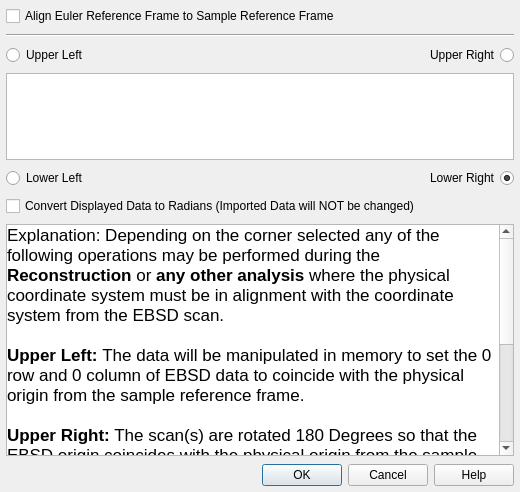
Above: Source/FilterWidgets/IOFiltersWidgets/QEbsdReferenceFrameDialog.ui from BlueQuartzSoftware/DREAM3D before the change. Below: the same form after it.
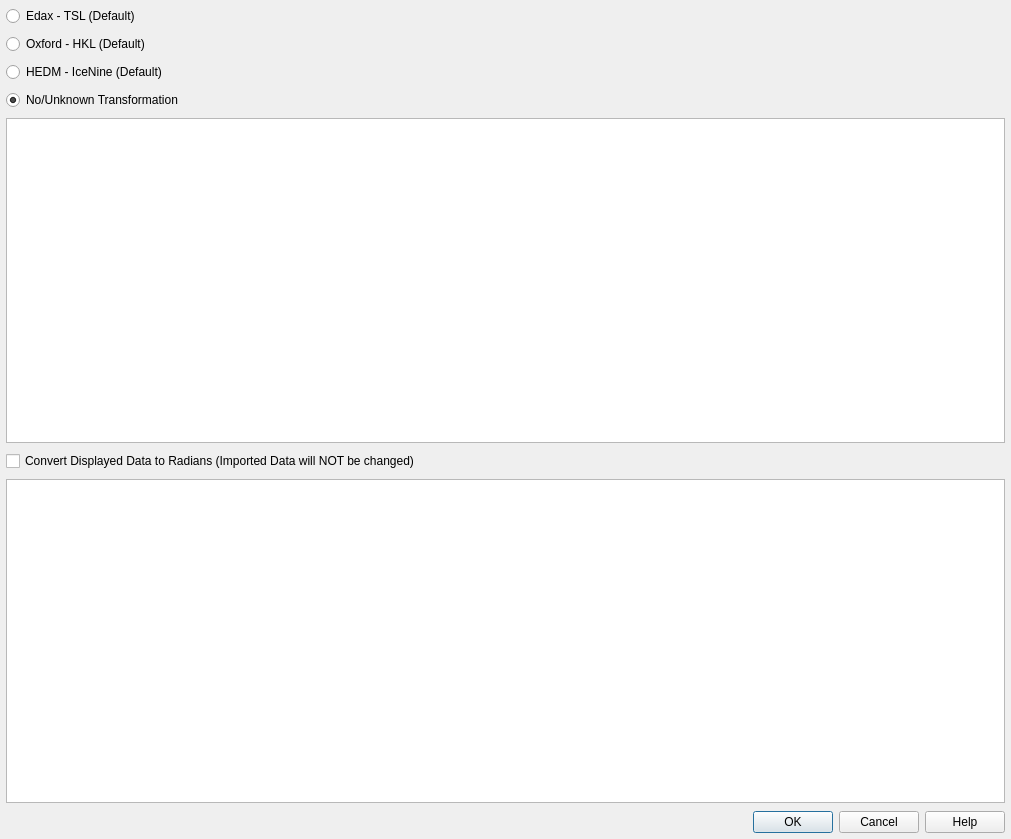
That is the form after the change.

What changed in the file:
```diff
--- a/Source/FilterWidgets/IOFiltersWidgets/QEbsdReferenceFrameDialog.ui
+++ b/Source/FilterWidgets/IOFiltersWidgets/QEbsdReferenceFrameDialog.ui
@@ -6,8 +6,8 @@
    <rect>
     <x>0</x>
     <y>0</y>
-    <width>520</width>
-    <height>492</height>
+    <width>1011</width>
+    <height>839</height>
    </rect>
   </property>
   <property name="windowTitle">
@@ -20,7 +20,37 @@
    <property name="margin">
     <number>6</number>
    </property>
-   <item row="8" column="0" colspan="2">
+   <item row="3" column="0">
+    <widget class="QRadioButton" name="m_NoTransBtn">
+     <property name="layoutDirection">
+      <enum>Qt::LeftToRight</enum>
+     </property>
+     <property name="text">
+      <string>No/Unknown Transformation</string>
+     </property>
+     <property name="checked">
+      <bool>true</bool>
+     </property>
+    </widget>
+   </item>
+   <item row="1" column="0">
+    <widget class="QRadioButton" name="m_HKLdefaultBtn">
+     <property name="layoutDirection">
+      <enum>Qt::LeftToRight</enum>
+     </property>
+     <property name="text">
+      <string>Oxford - HKL (Default)</string>
+     </property>
+    </widget>
+   </item>
+   <item row="2" column="0">
+    <widget class="QRadioButton" name="m_HEDMdefaultBtn">
+     <property name="text">
+      <string>HEDM - IceNine (Default)</string>
+     </property>
+    </widget>
+   </item>
+   <item row="10" column="0" colspan="2">
     <widget class="QDialogButtonBox" name="buttonBox">
      <property name="orientation">
       <enum>Qt::Horizontal</enum>
@@ -33,77 +63,10 @@
      </property>
     </widget>
    </item>
-   <item row="2" column="0">
-    <widget class="QRadioButton" name="m_UpperLeftBtn">
-     <property name="text">
-      <string>Upper Left</string>
-     </property>
-     <property name="shortcut">
-      <string>Ctrl+S</string>
-     </property>
-     <property name="checked">
-      <bool>false</bool>
-     </property>
-     <property name="autoExclusive">
-      <bool>false</bool>
-     </property>
-    </widget>
-   </item>
-   <item row="3" column="0" colspan="2">
+   <item row="5" column="0" colspan="2">
     <widget class="QGraphicsView" name="m_GraphicsView"/>
    </item>
-   <item row="4" column="0">
-    <widget class="QRadioButton" name="m_LowerLeftBtn">
-     <property name="text">
-      <string>Lower Left</string>
-     </property>
-    </widget>
-   </item>
-   <item row="4" column="1">
-    <widget class="QRadioButton" name="m_LowerRightBtn">
-     <property name="layoutDirection">
-      <enum>Qt::RightToLeft</enum>
-     </property>
-     <property name="text">
-      <string>Lower Right</string>
-     </property>
-     <property name="checked">
-      <bool>true</bool>
-     </property>
-    </widget>
-   </item>
-   <item row="2" column="1">
-    <widget class="QRadioButton" name="m_UpperRightBtn">
-     <property name="layoutDirection">
-      <enum>Qt::RightToLeft</enum>
-     </property>
-     <property name="text">
-      <string>Upper Right</string>
-     </property>
-    </widget>
-   </item>
-   <item row="0" column="0" colspan="2">
-    <widget class="QCheckBox" name="m_AlignEulers">
-     <property name="toolTip">
-      <string>&lt;!DOCTYPE HTML PUBLIC &quot;-//W3C//DTD HTML 4.0//EN&quot; &quot;http://www.w3.org/TR/REC-html40/strict.dtd&quot;&gt;
-&lt;html&gt;&lt;head&gt;&lt;meta name=&quot;qrichtext&quot; content=&quot;1&quot; /&gt;&lt;style type=&quot;text/css&quot;&gt;
-p, li { white-space: pre-wrap; }
-&lt;/style&gt;&lt;/head&gt;&lt;body style=&quot; font-family:'Lucida Grande'; font-size:13pt; font-weight:400; font-style:normal;&quot;&gt;
-&lt;p style=&quot; margin-top:0px; margin-bottom:0px; margin-left:0px; margin-right:0px; -qt-block-indent:0; text-indent:0px;&quot;&gt;&lt;span style=&quot; font-size:10pt;&quot;&gt;This Accounts for Disjoined RFs in Commercial EBSD Data Collection Codes&lt;/span&gt;&lt;/p&gt;&lt;/body&gt;&lt;/html&gt;</string>
-     </property>
-     <property name="text">
-      <string>Align Euler Reference Frame to Sample Reference Frame</string>
-     </property>
-    </widget>
-   </item>
-   <item row="1" column="0" colspan="2">
-    <widget class="Line" name="line">
-     <property name="orientation">
-      <enum>Qt::Horizontal</enum>
-     </property>
-    </widget>
-   </item>
-   <item row="7" column="0" colspan="2">
+   <item row="9" column="0" colspan="2">
     <widget class="QScrollArea" name="m_ExplanationScrollArea">
      <property name="widgetResizable">
       <bool>true</bool>
@@ -113,8 +76,8 @@
        <rect>
         <x>0</x>
         <y>0</y>
-        <width>488</width>
-        <height>304</height>
+        <width>997</width>
+        <height>329</height>
        </rect>
       </property>
       <layout class="QVBoxLayout" name="verticalLayout">
@@ -141,16 +104,8 @@
           <string>&lt;!DOCTYPE HTML PUBLIC &quot;-//W3C//DTD HTML 4.0//EN&quot; &quot;http://www.w3.org/TR/REC-html40/strict.dtd&quot;&gt;
 &lt;html&gt;&lt;head&gt;&lt;meta name=&quot;qrichtext&quot; content=&quot;1&quot; /&gt;&lt;style type=&quot;text/css&quot;&gt;
 p, li { white-space: pre-wrap; }
-&lt;/style&gt;&lt;/head&gt;&lt;body style=&quot; font-family:'Lucida Grande'; font-size:11pt; font-weight:400; font-style:normal;&quot;&gt;
-&lt;p style=&quot; margin-top:0px; margin-bottom:0px; margin-left:0px; margin-right:0px; -qt-block-indent:0; text-indent:0px;&quot;&gt;&lt;span style=&quot; font-size:13pt;&quot;&gt;Explanation: Depending on the corner selected any of the following operations may be performed during the &lt;/span&gt;&lt;span style=&quot; font-size:13pt; font-weight:600;&quot;&gt;Reconstruction &lt;/span&gt;&lt;span style=&quot; font-size:13pt;&quot;&gt;or &lt;/span&gt;&lt;span style=&quot; font-size:13pt; font-weight:600;&quot;&gt;any other analysis&lt;/span&gt;&lt;span style=&quot; font-size:13pt;&quot;&gt; where the physical coordinate system must be in alignment with the coordinate system from the EBSD scan.&lt;/span&gt;&lt;/p&gt;
-&lt;p style=&quot;-qt-paragraph-type:empty; margin-top:0px; margin-bottom:0px; margin-left:0px; margin-right:0px; -qt-block-indent:0; text-indent:0px; font-size:13pt;&quot;&gt;&lt;/p&gt;
-&lt;p style=&quot; margin-top:0px; margin-bottom:0px; margin-left:0px; margin-right:0px; -qt-block-indent:0; text-indent:0px;&quot;&gt;&lt;span style=&quot; font-size:13pt; font-weight:600;&quot;&gt;Upper Left: &lt;/span&gt;&lt;span style=&quot; font-size:13pt;&quot;&gt;The data will be manipulated in memory to set the 0 row and 0 column of EBSD data to coincide with the physical origin from the sample reference frame.&lt;/span&gt;&lt;/p&gt;
-&lt;p style=&quot;-qt-paragraph-type:empty; margin-top:0px; margin-bottom:0px; margin-left:0px; margin-right:0px; -qt-block-indent:0; text-indent:0px; font-size:13pt; font-weight:600;&quot;&gt;&lt;/p&gt;
-&lt;p style=&quot; margin-top:0px; margin-bottom:0px; margin-left:0px; margin-right:0px; -qt-block-indent:0; text-indent:0px;&quot;&gt;&lt;span style=&quot; font-size:13pt; font-weight:600;&quot;&gt;Upper Right:&lt;/span&gt;&lt;span style=&quot; font-size:13pt;&quot;&gt; The scan(s) are rotated 180 Degrees so that the EBSD origin coincides with the physical origin from the sample reference frame.&lt;/span&gt;&lt;/p&gt;
-&lt;p style=&quot;-qt-paragraph-type:empty; margin-top:0px; margin-bottom:0px; margin-left:0px; margin-right:0px; -qt-block-indent:0; text-indent:0px; font-size:13pt; font-weight:600;&quot;&gt;&lt;/p&gt;
-&lt;p style=&quot; margin-top:0px; margin-bottom:0px; margin-left:0px; margin-right:0px; -qt-block-indent:0; text-indent:0px;&quot;&gt;&lt;span style=&quot; font-size:13pt; font-weight:600;&quot;&gt;Lower Right:&lt;/span&gt;&lt;span style=&quot; font-size:13pt;&quot;&gt; The scan(s) are rotated 180 Degrees so that the EBSD origin coincides with the physical origin from the sample reference frame &lt;/span&gt;&lt;span style=&quot; font-size:13pt; font-weight:600;&quot;&gt;AND&lt;/span&gt;&lt;span style=&quot; font-size:13pt;&quot;&gt; the data will be manipulated in memory to set the 0 row and 0 column of EBSD data to coincide with the physical origin from the sample reference frame.&lt;/span&gt;&lt;/p&gt;
-&lt;p style=&quot;-qt-paragraph-type:empty; margin-top:0px; margin-bottom:0px; margin-left:0px; margin-right:0px; -qt-block-indent:0; text-indent:0px; font-size:13pt; font-weight:600;&quot;&gt;&lt;/p&gt;
-&lt;p style=&quot; margin-top:0px; margin-bottom:0px; margin-left:0px; margin-right:0px; -qt-block-indent:0; text-indent:0px;&quot;&gt;&lt;span style=&quot; font-size:13pt; font-weight:600;&quot;&gt;Lower Left:&lt;/span&gt;&lt;span style=&quot; font-size:13pt;&quot;&gt; No transformations will be performed on the data during any analysis.&lt;/span&gt;&lt;/p&gt;&lt;/body&gt;&lt;/html&gt;</string>
+&lt;/style&gt;&lt;/head&gt;&lt;body style=&quot; font-family:'MS Shell Dlg 2'; font-size:11pt; font-weight:400; font-style:normal;&quot;&gt;
+&lt;p style=&quot;-qt-paragraph-type:empty; margin-top:0px; margin-bottom:0px; margin-left:0px; margin-right:0px; -qt-block-indent:0; text-indent:0px; font-family:'Lucida Grande';&quot;&gt;&lt;br /&gt;&lt;/p&gt;&lt;/body&gt;&lt;/html&gt;</string>
          </property>
          <property name="wordWrap">
           <bool>true</bool>
@@ -161,13 +116,29 @@
      </widget>
     </widget>
    </item>
-   <item row="5" column="0" colspan="2">
+   <item row="7" column="0" colspan="2">
     <widget class="QCheckBox" name="degToRads">
      <property name="text">
       <string>Convert Displayed Data to Radians (Imported Data will NOT be changed)</string>
      </property>
     </widget>
    </item>
+   <item row="0" column="0">
+    <widget class="QRadioButton" name="m_TSLdefaultBtn">
+     <property name="text">
+      <string>Edax - TSL (Default)</string>
+     </property>
+     <property name="shortcut">
+      <string>Ctrl+S</string>
+     </property>
+     <property name="checked">
+      <bool>false</bool>
+     </property>
+     <property name="autoExclusive">
+      <bool>false</bool>
+     </property>
+    </widget>
+   </item>
   </layout>
  </widget>
  <resources/>
```
